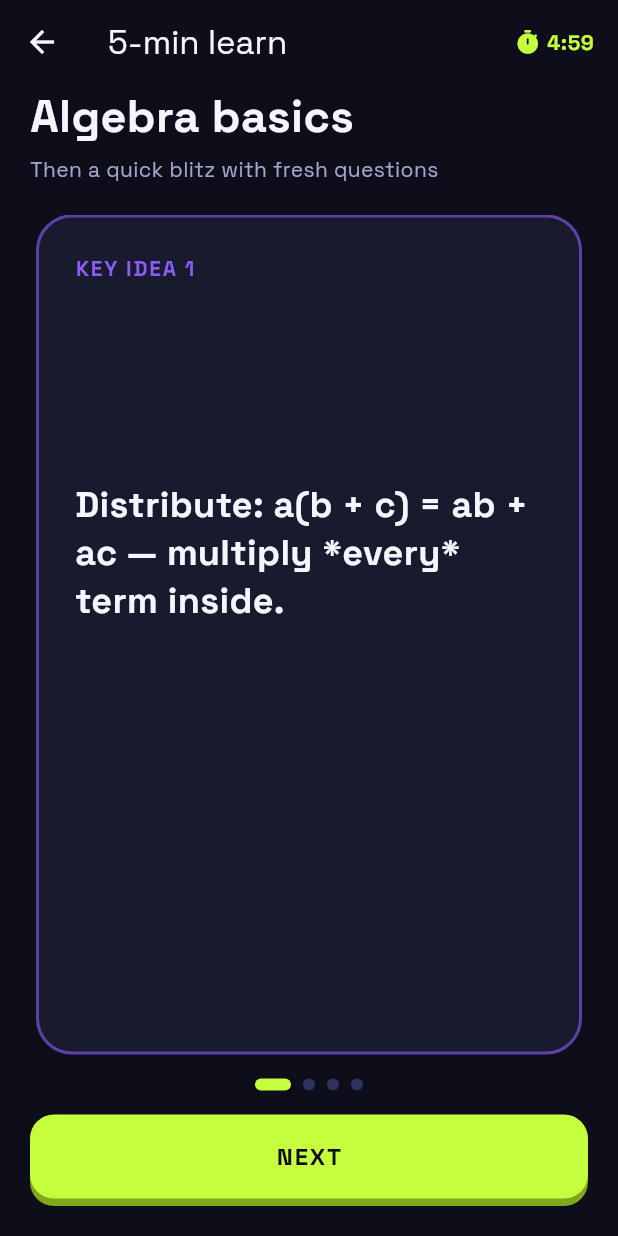
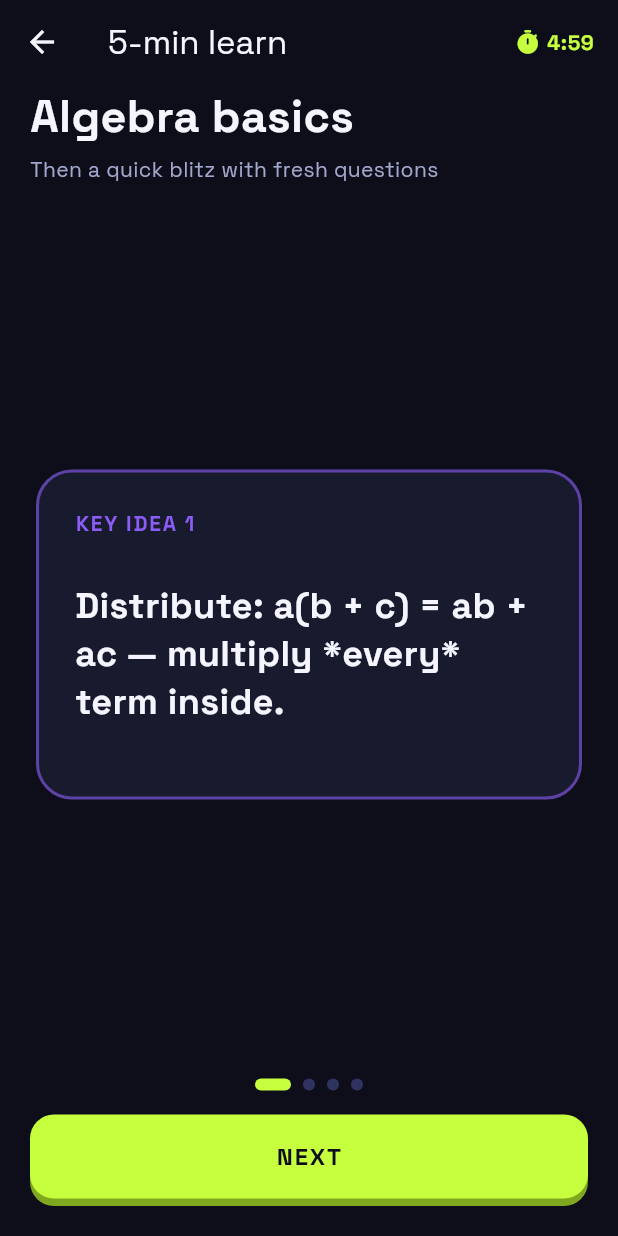
Before and after one commit to Sachin001k/Study_app_aradhya, a Flutter app: the LessonScreen screen opened directly with sample values from the repository, on a phone screen of 412 x 824 dp. Run offline on Flutter 3.47's test engine with Material 3 defaults, Android fonts, the phone set to English and light mode, and no system bars; our stand-ins replace google_fonts, supabase_flutter; accounts and stored records are empty.

Commit message:
stretch issue fixed

```diff
--- /dev/null
+++ b/lib/core/layout.dart
@@ -0,0 +1,6 @@
+/// Shared layout limits so screens stay phone-shaped on tablets and the web.
+library;
+
+/// Tallest a full-screen game/lesson column may grow. Taller windows centre
+/// it instead of stretching the gaps between prompt, options and buttons.
+const double kPlayMaxHeight = 880;
--- a/lib/features/game/progress_codec.dart
+++ b/lib/features/game/progress_codec.dart
@@ -190,7 +190,11 @@ class ProgressCodec {
       ..sort((a, b) => (a['position'] as int).compareTo(b['position'] as int));
     return [
       for (final r in sorted)
-        if (TaskType.values.any((t) => t.name == r['type']))
+        // Skip rows that would crash launchTask: unknown type, or no/removed
+        // concept ids (content.dart may change between releases).
+        if (TaskType.values.any((t) => t.name == r['type']) &&
+            (r['concept_ids'] as List? ?? const []).isNotEmpty &&
+            (r['concept_ids'] as List).every(conceptById.containsKey))
           MissionTask(
             type: TaskType.values.byName(r['type'] as String),
             title: r['title'] as String,
--- a/lib/features/learn/explain_screen.dart
+++ b/lib/features/learn/explain_screen.dart
@@ -57,7 +57,12 @@ class _ExplainScreenState extends State<ExplainScreen>
     setState(() => _recording = true);
   }
 
+  /// Guards against a double tap finishing (and saving) the session twice.
+  bool _finished = false;
+
   void _finish() {
+    if (_finished) return;
+    _finished = true;
     final session = gameState.startSession(
       'Explain: ${widget.concept.name}',
       widget.concept.keyPoints.length,
--- a/lib/features/learn/lesson_screen.dart
+++ b/lib/features/learn/lesson_screen.dart
@@ -2,6 +2,7 @@ import 'dart:async';
 
 import 'package:flutter/material.dart';
 
+import '../../core/layout.dart';
 import '../../core/theme/app_colors.dart';
 import '../../core/widgets/game_button.dart';
 import '../blitz/blitz_screen.dart';
@@ -102,7 +103,10 @@ class _LessonScreenState extends State<LessonScreen> {
       body: SafeArea(
         child: Center(
           child: ConstrainedBox(
-            constraints: const BoxConstraints(maxWidth: 520),
+            constraints: const BoxConstraints(
+              maxWidth: 520,
+              maxHeight: kPlayMaxHeight,
+            ),
             child: Padding(
               padding: const EdgeInsets.fromLTRB(20, 0, 20, 20),
               child: Column(
@@ -190,9 +194,14 @@ class _Card extends StatelessWidget {
 
   @override
   Widget build(BuildContext context) {
-    return Padding(
+    // Sized to its text and centred in the page, so a short key idea doesn't
+    // sit inside a screen-tall empty box. Long text scrolls instead.
+    return Center(
+      child: SingleChildScrollView(
         padding: const EdgeInsets.symmetric(horizontal: 4),
         child: Container(
+          width: double.infinity,
+          constraints: const BoxConstraints(minHeight: 220),
           padding: const EdgeInsets.all(24),
           decoration: BoxDecoration(
             color: AppColors.surface,
@@ -210,7 +219,7 @@ class _Card extends StatelessWidget {
                   letterSpacing: 1.2,
                 ),
               ),
-            const Spacer(),
+              const SizedBox(height: 28),
               Text(
                 text,
                 style: TextStyle(
@@ -219,8 +228,9 @@ class _Card extends StatelessWidget {
                   height: 1.35,
                 ),
               ),
-            const Spacer(flex: 2),
+              const SizedBox(height: 12),
             ],
+          ),
         ),
       ),
     );
--- a/lib/main.dart
+++ b/lib/main.dart
@@ -23,20 +23,37 @@ Future<void> main() async {
     progressStore = SupabaseProgressStore(Supabase.instance.client);
   }
   final user = authRepository.currentUser;
-  if (user != null) await beginSession(user);
-  runApp(EkagnaApp(user: user));
+  final warning = user == null ? null : await beginSession(user);
+  runApp(EkagnaApp(user: user, startupWarning: warning));
 }
 
 class EkagnaApp extends StatelessWidget {
-  const EkagnaApp({super.key, this.user});
+  const EkagnaApp({super.key, this.user, this.startupWarning});
 
   /// Restored from a previous session, if any.
   final AppUser? user;
 
+  /// Shown once after launch when saved progress couldn't be loaded.
+  final String? startupWarning;
+
+  static final _messenger = GlobalKey<ScaffoldMessengerState>();
+
   @override
   Widget build(BuildContext context) {
+    final warning = startupWarning;
+    if (warning != null) {
+      WidgetsBinding.instance.addPostFrameCallback(
+        (_) => _messenger.currentState?.showSnackBar(
+          SnackBar(
+            content: Text(warning),
+            duration: const Duration(seconds: 6),
+          ),
+        ),
+      );
+    }
     return MaterialApp(
       title: 'Ekagna',
+      scaffoldMessengerKey: _messenger,
       debugShowCheckedModeBanner: false,
       theme: AppTheme.dark(),
       home: switch (user) {
```
Also changed, not shown: lib/features/arcade/crunch_screen.dart (+6 -1 lines), lib/features/arcade/duel_screen.dart (+6 -1 lines), lib/features/arcade/memory_screen.dart (+19 -5 lines), lib/features/arcade/rush_screen.dart (+6 -1 lines), lib/features/arcade/survival_screen.dart (+6 -1 lines), lib/features/arcade/true_false_screen.dart (+6 -1 lines), lib/features/auth/data/supabase_auth_repository.dart (+7 -1 lines), lib/features/blitz/blitz_screen.dart (+10 -1 lines), lib/features/game/game_state.dart (+12 -2 lines), lib/features/game/progress_store.dart (+8 -0 lines), lib/features/game/session.dart (+8 -2 lines). Lines whose indentation alone changed are shown as unchanged.
